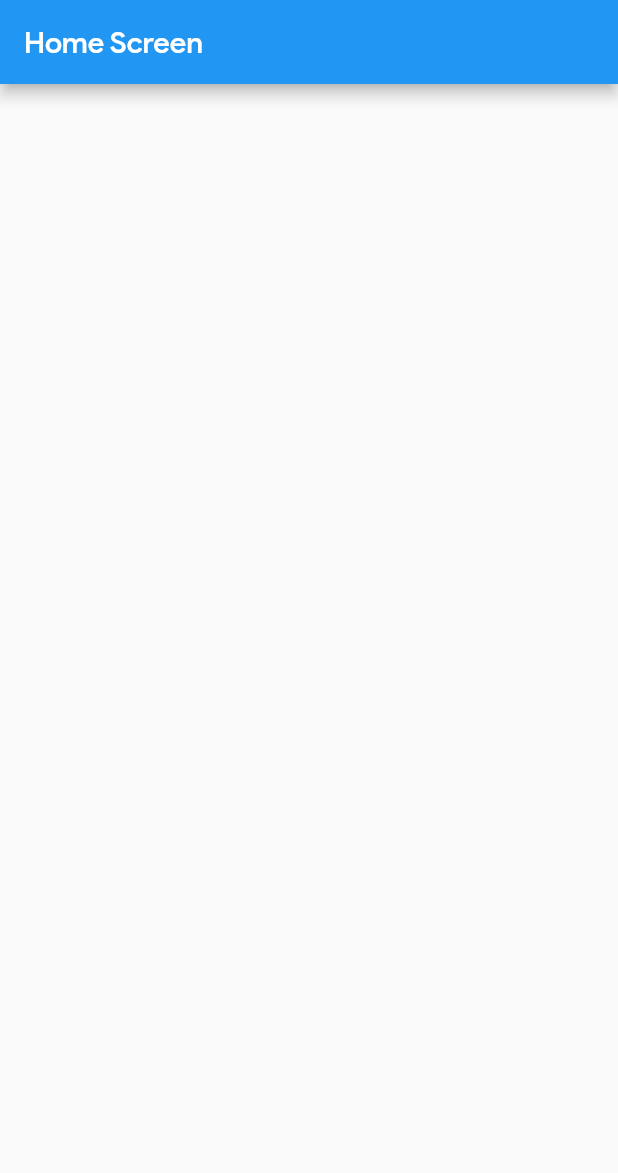
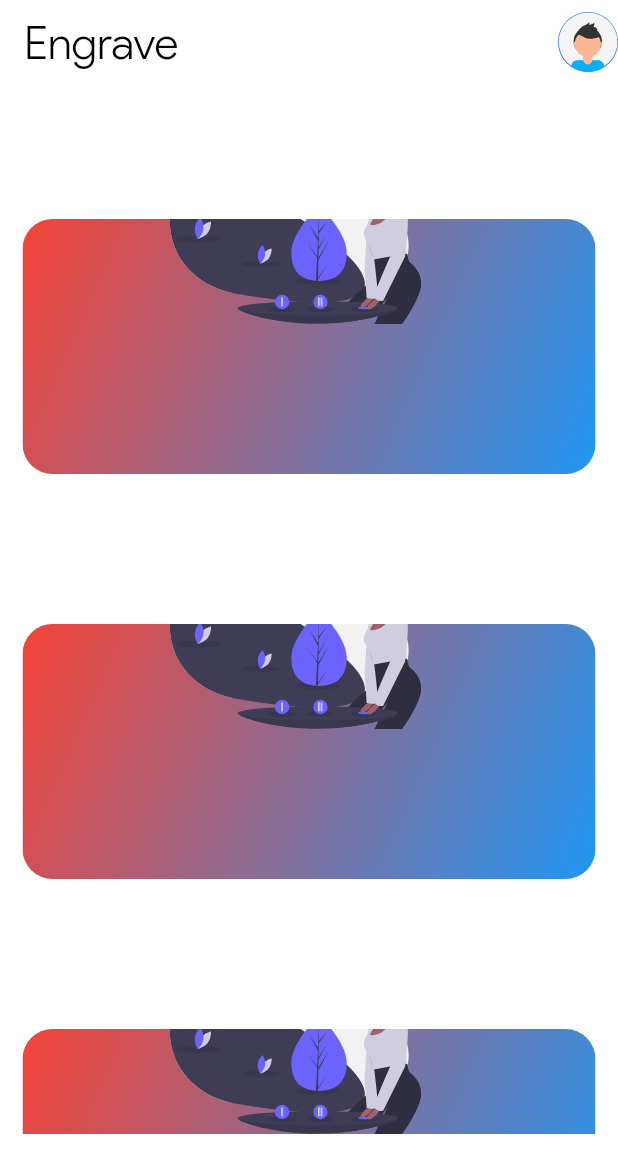
Before and after one commit to Amitpatil215/Engrave, a Flutter app: the screen it shows after launch, on a phone screen of 412 x 824 dp. Shown: the top 1173 px of the screen. Run offline on Flutter 3.47's test engine with Material 2 defaults, Android fonts, the phone set to English and light mode, and no system bars; our stand-ins replace flutter_screenutil, flutter_svg.

Commit message:
Home screen added

```diff
--- a/lib/main.dart
+++ b/lib/main.dart
@@ -1,9 +1,12 @@
 import 'package:flutter/material.dart';
+import 'package:flutter_screenutil/flutter_screenutil.dart';
 import './screens/home_screen.dart';
 import './main_properties/theme.dart';
 import './main_properties/routs.dart';
 
 void main() {
+  WidgetsFlutterBinding.ensureInitialized();
+
   runApp(MyApp());
 }
 
@@ -17,7 +20,15 @@ class MyApp extends StatelessWidget {
 
       /// For debug purpose add your screen Widget here and define it in route table
       /// make sure to comment out your changes once you ready to send a PR.
-      home: HomeScreen(),
+      home: StreamBuilder(
+        builder: (context, snapshot) {
+          ScreenUtil.init(
+            context,
+            designSize: (MediaQuery.of(context).size),
+          );
+          return HomeScreen();
+        },
+      ),
       routes: routeTable,
     );
   }
--- a/lib/main_properties/theme.dart
+++ b/lib/main_properties/theme.dart
@@ -2,6 +2,9 @@ import 'package:flutter/material.dart';
 
 ThemeData theme = ThemeData(
   fontFamily: 'ProductSans',
+  backgroundColor: Colors.white.withOpacity(0.97),
+  scaffoldBackgroundColor: Colors.white.withOpacity(0.97),
   primarySwatch: Colors.blue,
+  errorColor: Colors.red,
   visualDensity: VisualDensity.adaptivePlatformDensity,
 );
--- a/lib/screens/home_screen.dart
+++ b/lib/screens/home_screen.dart
@@ -1,12 +1,25 @@
 import 'package:flutter/material.dart';
+import '../widgets/color.dart';
 import '../widgets/home_screen_widgets/h_s_app_bar_title.dart';
+import '../widgets/home_screen_widgets/h_s_profile_image.dart';
+import '../widgets/home_screen_widgets/h_s_list_view.dart';
 
 class HomeScreen extends StatelessWidget {
   @override
   Widget build(BuildContext context) {
     return Scaffold(
+      backgroundColor: Theme.of(context).scaffoldBackgroundColor,
       appBar: AppBar(
+        elevation: 0,
+        backgroundColor: appBarColor,
         title: HSAppBarTitle(),
+        actions: [
+          HSProfileImage(),
+        ],
+      ),
+      body: Container(
+        height: 700,
+        child: HSListView(),
       ),
     );
   }
--- /dev/null
+++ b/lib/widgets/color.dart
@@ -0,0 +1,3 @@
+import 'package:flutter/material.dart';
+
+Color appBarColor = Colors.white.withOpacity(0);
--- a/lib/widgets/home_screen_widgets/h_s_app_bar_title.dart
+++ b/lib/widgets/home_screen_widgets/h_s_app_bar_title.dart
@@ -1,10 +1,16 @@
 import 'package:flutter/material.dart';
 
 /// This is refactored widget of App bar title in home screen
-
 class HSAppBarTitle extends StatelessWidget {
   @override
   Widget build(BuildContext context) {
-    return Text("Home Screen");
+    return Text(
+      "Engrave",
+      style: TextStyle(
+        color: Colors.black,
+        fontSize: 30,
+        fontWeight: FontWeight.w300,
+      ),
+    );
   }
 }
--- /dev/null
+++ b/lib/widgets/home_screen_widgets/h_s_list_view.dart
@@ -0,0 +1,56 @@
+import 'package:flutter/material.dart';
+import 'package:flutter_screenutil/flutter_screenutil.dart';
+import 'package:flutter_svg/svg.dart';
+
+class HSListView extends StatelessWidget {
+  @override
+  Widget build(BuildContext context) {
+    return ListView.builder(
+      itemCount: 10,
+      itemBuilder: (context, index) => Column(
+        children: [
+          SizedBox(
+            height: 90,
+          ),
+          Padding(
+            padding: EdgeInsets.symmetric(horizontal: 15),
+            child: Stack(
+              clipBehavior: Clip.antiAliasWithSaveLayer,
+              overflow: Overflow.visible,
+              children: [
+                Container(
+                  height: 170,
+                  width: double.infinity,
+                  decoration: BoxDecoration(
+                    gradient: LinearGradient(
+                      begin: Alignment.topLeft,
+                      end: Alignment.bottomRight,
+                      colors: [Colors.red, Colors.blue],
+                    ),
+                    borderRadius: BorderRadius.circular(20),
+                  ),
+                ),
+                Positioned(
+                  bottom: 100,
+                  left: 22.w,
+                  child: Container(
+                    height: 140,
+                    width: 320.w,
+                    child: SvgPicture.asset('assets/images/dream_art.svg'),
+                    decoration: BoxDecoration(
+                      // color: Colors.red,
+                      borderRadius: BorderRadius.circular(20),
+                    ),
+                  ),
+                ),
+              ],
+            ),
+          ),
+          SizedBox(
+            height: 10,
+          ),
+        ],
+      ),
+    );
+  }
+}
--- /dev/null
+++ b/lib/widgets/home_screen_widgets/h_s_profile_image.dart
@@ -0,0 +1,11 @@
+import 'package:flutter/material.dart';
+import 'package:flutter_svg/flutter_svg.dart';
+
+class HSProfileImage extends StatelessWidget {
+  @override
+  Widget build(BuildContext context) {
+    return CircleAvatar(
+      child: SvgPicture.asset('assets/images/profile.svg'),
+    );
+  }
+}
--- a/pubspec.yaml
+++ b/pubspec.yaml
@@ -25,6 +25,8 @@ dependencies:
     sdk: flutter
   provider: ^4.3.2+2
   http: ^0.12.2
+  flutter_svg: ^0.19.1
+  flutter_screenutil: ^3.2.0
 
 
   # The following adds the Cupertino Icons font to your application.
@@ -47,8 +49,8 @@ flutter:
   uses-material-design: true
 
   # To add assets to your application, add an assets section, like this:
-  # assets:
-  #   - images/a_dot_burr.jpeg
+  assets:
+  - assets/images/
   #   - images/a_dot_ham.jpeg
 
   # An image asset can refer to one or more resolution-specific "variants", see
```
Also changed, not shown: assets/images/dream_art.svg (added), pubspec.lock.
